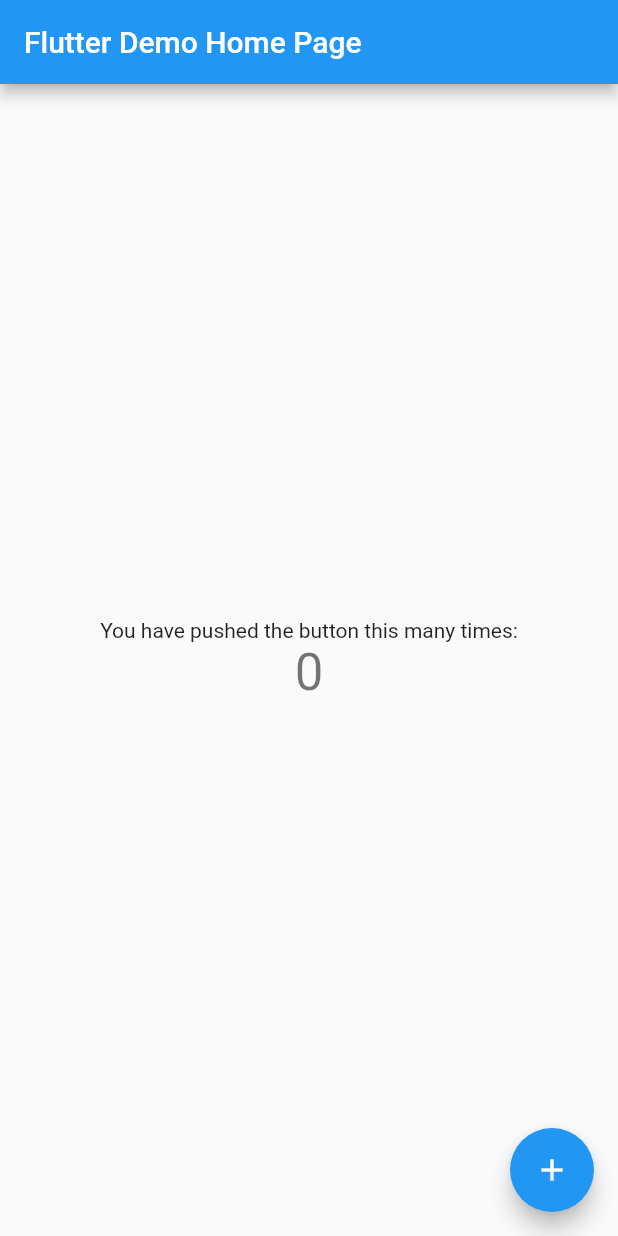
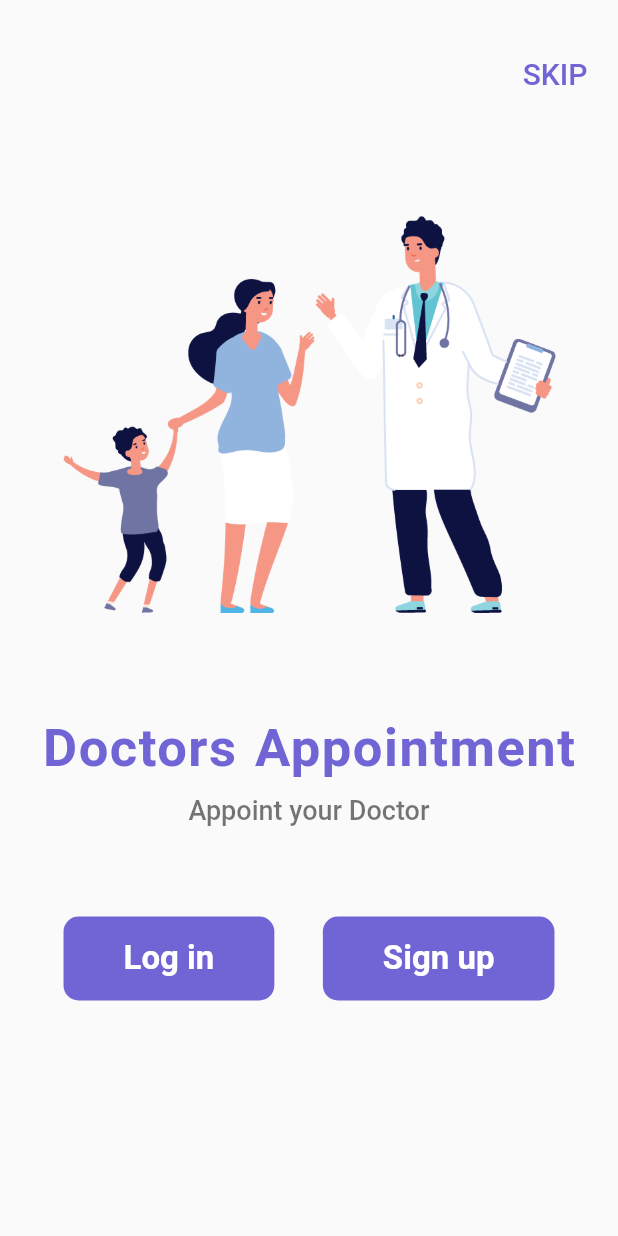
Before and after one commit to AaravShakunt/sih2023, a Flutter app: the screen it shows after launch, on a phone screen of 412 x 824 dp. Run offline on Flutter 3.47's test engine with Material 2 defaults, Android fonts, the phone set to English and light mode, and no system bars.

Commit message:
Added login and register screens

```diff
--- a/analysis_options.yaml
+++ b/analysis_options.yaml
@@ -7,7 +7,7 @@
 
 # The following line activates a set of recommended lints for Flutter apps,
 # packages, and plugins designed to encourage good coding practices.
-include: package:flutter_lints/flutter.yaml
+#include: package:flutter_lints/flutter.yaml
 
 linter:
   # The lint rules applied to this project can be customized in the
--- a/lib/main.dart
+++ b/lib/main.dart
@@ -1,115 +1,18 @@
 import 'package:flutter/material.dart';
+import 'package:sih2023/screens/welcome_screen.dart';
 
 void main() {
   runApp(const MyApp());
 }
 
 class MyApp extends StatelessWidget {
-  const MyApp({super.key});
+  const MyApp({Key? key}) : super(key: key);
 
-  // This widget is the root of your application.
   @override
   Widget build(BuildContext context) {
     return MaterialApp(
-      title: 'Flutter Demo',
-      theme: ThemeData(
-        // This is the theme of your application.
-        //
-        // Try running your application with "flutter run". You'll see the
-        // application has a blue toolbar. Then, without quitting the app, try
-        // changing the primarySwatch below to Colors.green and then invoke
-        // "hot reload" (press "r" in the console where you ran "flutter run",
-        // or simply save your changes to "hot reload" in a Flutter IDE).
-        // Notice that the counter didn't reset back to zero; the application
-        // is not restarted.
-        primarySwatch: Colors.blue,
-      ),
-      home: const MyHomePage(title: 'Flutter Demo Home Page'),
+      debugShowCheckedModeBanner: false,
+      home: WelcomeScreen(),
     );
   }
 }
-
-class MyHomePage extends StatefulWidget {
-  const MyHomePage({super.key, required this.title});
-
-  // This widget is the home page of your application. It is stateful, meaning
-  // that it has a State object (defined below) that contains fields that affect
-  // how it looks.
-
-  // This class is the configuration for the state. It holds the values (in this
-  // case the title) provided by the parent (in this case the App widget) and
-  // used by the build method of the State. Fields in a Widget subclass are
-  // always marked "final".
-
-  final String title;
-
-  @override
-  State<MyHomePage> createState() => _MyHomePageState();
-}
-
-class _MyHomePageState extends State<MyHomePage> {
-  int _counter = 0;
-
-  void _incrementCounter() {
-    setState(() {
-      // This call to setState tells the Flutter framework that something has
-      // changed in this State, which causes it to rerun the build method below
-      // so that the display can reflect the updated values. If we changed
-      // _counter without calling setState(), then the build method would not be
-      // called again, and so nothing would appear to happen.
-      _counter++;
-    });
-  }
-
-  @override
-  Widget build(BuildContext context) {
-    // This method is rerun every time setState is called, for instance as done
-    // by the _incrementCounter method above.
-    //
-    // The Flutter framework has been optimized to make rerunning build methods
-    // fast, so that you can just rebuild anything that needs updating rather
-    // than having to individually change instances of widgets.
-    return Scaffold(
-      appBar: AppBar(
-        // Here we take the value from the MyHomePage object that was created by
-        // the App.build method, and use it to set our appbar title.
-        title: Text(widget.title),
-      ),
-      body: Center(
-        // Center is a layout widget. It takes a single child and positions it
-        // in the middle of the parent.
-        child: Column(
-          // Column is also a layout widget. It takes a list of children and
-          // arranges them vertically. By default, it sizes itself to fit its
-          // children horizontally, and tries to be as tall as its parent.
-          //
-          // Invoke "debug painting" (press "p" in the console, choose the
-          // "Toggle Debug Paint" action from the Flutter Inspector in Android
-          // Studio, or the "Toggle Debug Paint" command in Visual Studio Code)
-          // to see the wireframe for each widget.
-          //
-          // Column has various properties to control how it sizes itself and
-          // how it positions its children. Here we use mainAxisAlignment to
-          // center the children vertically; the main axis here is the vertical
-          // axis because Columns are vertical (the cross axis would be
-          // horizontal).
-          mainAxisAlignment: MainAxisAlignment.center,
-          children: <Widget>[
-            const Text(
-              'You have pushed the button this many times:',
-            ),
-            Text(
-              '$_counter',
-              style: Theme.of(context).textTheme.headline4,
-            ),
-          ],
-        ),
-      ),
-      floatingActionButton: FloatingActionButton(
-        onPressed: _incrementCounter,
-        tooltip: 'Increment',
-        child: const Icon(Icons.add),
-      ), // This trailing comma makes auto-formatting nicer for build methods.
-    );
-  }
-}
--- /dev/null
+++ b/lib/screens/welcome_screen.dart
@@ -0,0 +1,119 @@
+import 'package:flutter/material.dart';
+import 'package:sih2023/screens/login_screen.dart';
+
+class WelcomeScreen extends StatelessWidget {
+  const WelcomeScreen({Key? key}) : super(key: key);
+
+  @override
+  Widget build(BuildContext context) {
+    return Material(
+      child: Container(
+        width: MediaQuery.of(context).size.width,
+        height: MediaQuery.of(context).size.height,
+        padding: EdgeInsets.all(10),
+        child: Column(
+          children: [
+            SizedBox(height: 15),
+            Align(
+              alignment: Alignment.centerRight,
+              child: TextButton(
+                onPressed: () {
+                  // Navigator.push(context, MaterialPageRoute(builder: (context) =>));
+                },
+                child: Text(
+                  "SKIP",
+                  style: TextStyle(
+                    color: Color(0xFF7165D6),
+                    fontSize: 20,
+                  ),
+                ),
+              ),
+            ),
+            SizedBox(height: 50),
+            Padding(
+              padding: EdgeInsets.all(20),
+              child: Image.asset("images/doctors.png"),
+            ),
+            SizedBox(
+              height: 50,
+            ),
+            Text(
+              "Doctors Appointment",
+              style: TextStyle(
+                color: Color(0xFF7165D6),
+                fontSize: 35,
+                fontWeight: FontWeight.bold,
+                letterSpacing: 1,
+                wordSpacing: 2,
+              ),
+            ),
+            SizedBox(
+              height: 10,
+            ),
+            Text(
+              "Appoint your Doctor",
+              style: TextStyle(
+                color: Colors.black54,
+                fontSize: 18,
+                fontWeight: FontWeight.w500,
+              ),
+            ),
+            SizedBox(
+              height: 60,
+            ),
+            Row(
+              mainAxisAlignment: MainAxisAlignment.spaceEvenly,
+              children: [
+                Material(
+                  color: Color(0xFF7165D6),
+                  borderRadius: BorderRadius.circular(10),
+                  child: InkWell(
+                    onTap: () {
+                      Navigator.push(
+                          context,
+                          MaterialPageRoute(
+                              builder: (context) => LoginScreen()));
+                    },
+                    child: Padding(
+                      padding:
+                          EdgeInsets.symmetric(vertical: 15, horizontal: 40),
+                      child: Text(
+                        "Log in",
+                        style: TextStyle(
+                          color: Colors.white,
+                          fontSize: 22,
+                          fontWeight: FontWeight.bold,
+                        ),
+                      ),
+                    ),
+                  ),
+                ),
+                Material(
+                  color: Color(0xFF7165D6),
+                  borderRadius: BorderRadius.circular(10),
+                  child: InkWell(
+                    onTap: () {
+                      // Navigator.push(context, MaterialPageRoute(builder: (context) =>));
+                    },
+                    child: Padding(
+                      padding:
+                          EdgeInsets.symmetric(vertical: 15, horizontal: 40),
+                      child: Text(
+                        "Sign up",
+                        style: TextStyle(
+                          color: Colors.white,
+                          fontSize: 22,
+                          fontWeight: FontWeight.bold,
+                        ),
+                      ),
+                    ),
+                  ),
+                )
+              ],
+            )
+          ],
+        ),
+      ),
+    );
+  }
+}
--- a/pubspec.yaml
+++ b/pubspec.yaml
@@ -60,9 +60,9 @@ flutter:
   uses-material-design: true
 
   # To add assets to your application, add an assets section, like this:
-  # assets:
-  #   - images/a_dot_burr.jpeg
-  #   - images/a_dot_ham.jpeg
+  assets:
+     - images/
+
 
   # An image asset can refer to one or more resolution-specific "variants", see
   # https://flutter.dev/assets-and-images/#resolution-aware
```
Also changed, not shown: lib/screens/login_screen.dart (added, +121 -0 lines), images/doctor1.jpg (added), images/doctor2.jpg (added), images/doctor3.jpg (added), images/doctor4.jpg (added), images/doctors.png (added), images/lined heart.png (added), lib/screens/signup_screen.dart (added).
